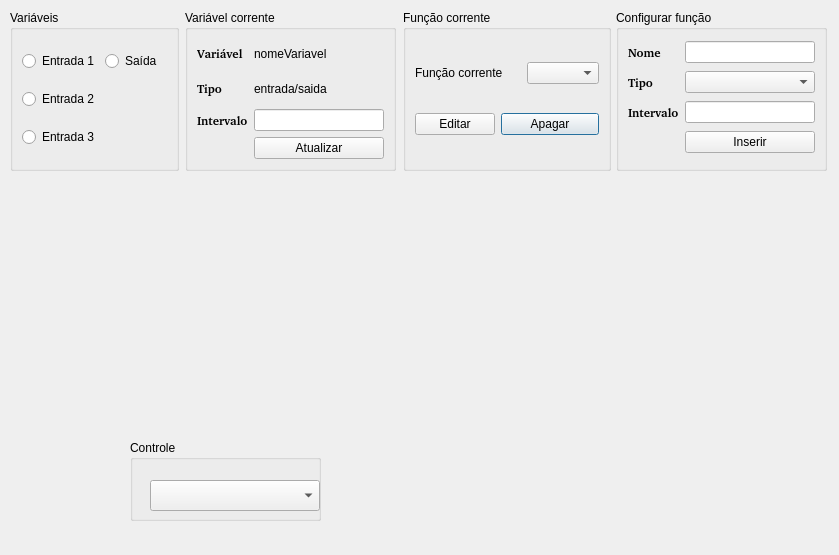
Qt form src/functionwindow.ui (carvalhojldc/fuzzy-control) before a commit.
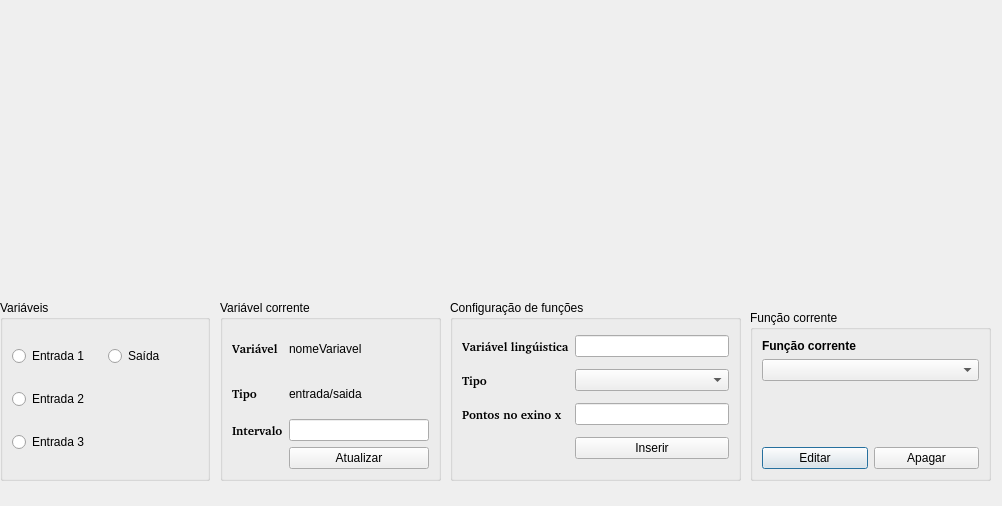
The same form after that commit. Custom widgets are drawn as their Qt base class.

Patch:
```diff
--- a/src/functionwindow.ui
+++ b/src/functionwindow.ui
@@ -6,8 +6,8 @@
    <rect>
     <x>0</x>
     <y>0</y>
-    <width>839</width>
-    <height>555</height>
+    <width>1002</width>
+    <height>506</height>
    </rect>
   </property>
   <property name="windowTitle">
@@ -16,8 +16,8 @@
   <widget class="QGroupBox" name="groupBox_4">
    <property name="geometry">
     <rect>
-     <x>130</x>
-     <y>440</y>
+     <x>350</x>
+     <y>530</y>
      <width>191</width>
      <height>81</height>
     </rect>
@@ -39,53 +39,76 @@
   <widget class="QGroupBox" name="groupBox_5">
    <property name="geometry">
     <rect>
-     <x>403</x>
-     <y>10</y>
-     <width>208</width>
-     <height>161</height>
+     <x>750</x>
+     <y>310</y>
+     <width>241</width>
+     <height>171</height>
     </rect>
    </property>
    <property name="title">
     <string>Função corrente</string>
    </property>
-   <layout class="QGridLayout" name="gridLayout">
-    <item row="1" column="1" colspan="2">
-     <widget class="QPushButton" name="pb_deleteFunction">
-      <property name="text">
-       <string>Apagar</string>
-      </property>
-     </widget>
-    </item>
-    <item row="1" column="0">
+   <layout class="QGridLayout" name="gridLayout_5">
+    <item row="2" column="0">
      <widget class="QPushButton" name="pb_editFunction">
       <property name="text">
        <string>Editar</string>
       </property>
      </widget>
     </item>
-    <item row="0" column="2">
-     <widget class="QComboBox" name="cb_currentFuzzyFunction"/>
-    </item>
     <item row="0" column="0" colspan="2">
-     <widget class="QLabel" name="label">
+     <layout class="QGridLayout" name="gridLayout">
+      <item row="0" column="0">
+       <widget class="QLabel" name="label">
+        <property name="font">
+         <font>
+          <weight>75</weight>
+          <bold>true</bold>
+         </font>
+        </property>
+        <property name="text">
+         <string>Função corrente</string>
+        </property>
+       </widget>
+      </item>
+      <item row="1" column="0">
+       <widget class="QComboBox" name="cb_currentFuzzyFunction"/>
+      </item>
+     </layout>
+    </item>
+    <item row="2" column="1">
+     <widget class="QPushButton" name="pb_deleteFunction">
       <property name="text">
-       <string>Função corrente</string>
+       <string>Apagar</string>
       </property>
      </widget>
     </item>
+    <item row="1" column="0">
+     <spacer name="verticalSpacer">
+      <property name="orientation">
+       <enum>Qt::Vertical</enum>
+      </property>
+      <property name="sizeHint" stdset="0">
+       <size>
+        <width>20</width>
+        <height>40</height>
+       </size>
+      </property>
+     </spacer>
+    </item>
    </layout>
   </widget>
   <widget class="QGroupBox" name="groupBox">
    <property name="geometry">
     <rect>
-     <x>616</x>
-     <y>10</y>
-     <width>211</width>
-     <height>161</height>
+     <x>450</x>
+     <y>300</y>
+     <width>291</width>
+     <height>181</height>
     </rect>
    </property>
    <property name="title">
-    <string>Configurar função</string>
+    <string>Configuração de funções</string>
    </property>
    <layout class="QGridLayout" name="gridLayout_2">
     <item row="0" column="0">
@@ -98,7 +121,7 @@
        </font>
       </property>
       <property name="text">
-       <string>Nome</string>
+       <string>Variável lingúistica</string>
       </property>
      </widget>
     </item>
@@ -132,7 +155,7 @@
        </font>
       </property>
       <property name="text">
-       <string>Intervalo</string>
+       <string>Pontos no exino x</string>
       </property>
      </widget>
     </item>
@@ -152,9 +175,9 @@
    <property name="geometry">
     <rect>
      <x>10</x>
-     <y>183</y>
-     <width>821</width>
-     <height>250</height>
+     <y>30</y>
+     <width>981</width>
+     <height>271</height>
     </rect>
    </property>
    <property name="minimumSize">
@@ -174,10 +197,10 @@
   <widget class="QGroupBox" name="groupBox_3">
    <property name="geometry">
     <rect>
-     <x>10</x>
-     <y>10</y>
-     <width>169</width>
-     <height>161</height>
+     <x>0</x>
+     <y>300</y>
+     <width>210</width>
+     <height>181</height>
     </rect>
    </property>
    <property name="minimumSize">
@@ -223,12 +246,18 @@
   <widget class="QGroupBox" name="groupBox_2">
    <property name="geometry">
     <rect>
-     <x>185</x>
-     <y>10</y>
-     <width>211</width>
-     <height>161</height>
+     <x>220</x>
+     <y>300</y>
+     <width>221</width>
+     <height>181</height>
     </rect>
    </property>
+   <property name="minimumSize">
+    <size>
+     <width>210</width>
+     <height>170</height>
+    </size>
+   </property>
    <property name="title">
     <string>Variável corrente</string>
    </property>
```
Left out of the diff: 6 changed lines with no effect on the pictures.
